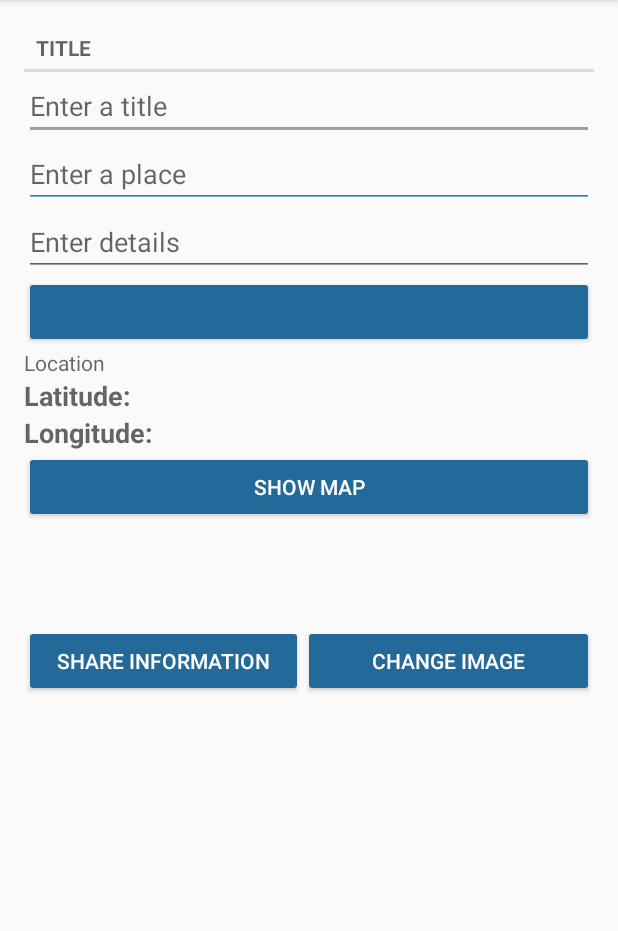
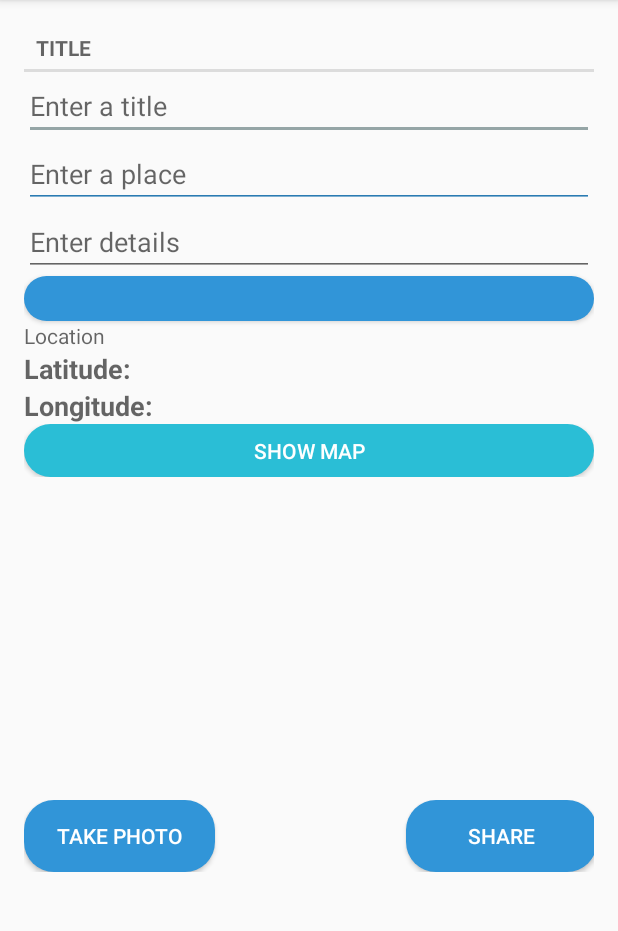
Before and after one commit to usc-h-f015/MyCheckins, an Android app: the Check_in_Fragment screen opened directly, with no data from a screen before it, on a phone screen of 412 x 824 dp, the part 84-1015 px from its top. Run offline under Robolectric (Android 15) with nearby library versions, the phone set to English and light mode, and no system bars; 6 statements that could not run were skipped.

Commit message:
photo Activity created and update colours design

```diff
--- a/app/build.gradle
+++ b/app/build.gradle
@@ -29,4 +29,5 @@ dependencies {
     androidTestImplementation 'androidx.test:rules:1.3.0-alpha02'
     implementation 'androidx.recyclerview:recyclerview:1.0.0'
     implementation 'com.google.android.gms:play-services-maps:17.0.0'
+    //implementation "com.google.android.material:material:1.1.0"
 }
--- a/app/src/main/java/android/bignerdranch/mycheckins/Check_in.java
+++ b/app/src/main/java/android/bignerdranch/mycheckins/Check_in.java
@@ -63,6 +63,7 @@ public class Check_in {
     public String getmLongitude(){
         return mLongitude;
     }
+
     public void setShowLocation(Button showlocation) {
         mShowLocation = showlocation;
     }
--- a/app/src/main/java/android/bignerdranch/mycheckins/Check_in_Fragment.java
+++ b/app/src/main/java/android/bignerdranch/mycheckins/Check_in_Fragment.java
@@ -13,6 +13,7 @@ import android.location.Criteria;
 import android.location.Location;
 import android.location.LocationListener;
 import android.location.LocationManager;
+import android.net.Uri;
 import android.os.Build;
 import android.os.Bundle;
 import android.provider.Settings;
@@ -28,13 +29,23 @@ import android.widget.TextView;
 
 import androidx.core.content.ContextCompat;
 import androidx.fragment.app.Fragment;
+import androidx.fragment.app.FragmentActivity;
 import androidx.fragment.app.FragmentManager;
+import androidx.fragment.app.FragmentTransaction;
+
+import com.google.android.gms.maps.CameraUpdateFactory;
+import com.google.android.gms.maps.GoogleMap;
+import com.google.android.gms.maps.MapFragment;
+import com.google.android.gms.maps.model.LatLng;
+import com.google.android.gms.maps.model.MarkerOptions;
 
 import java.text.DateFormat;
 import java.util.ArrayList;
 import java.util.Date;
 import java.util.Map;
 import java.util.UUID;
+
+import static java.lang.String.*;
 
 public class Check_in_Fragment extends Fragment implements LocationListener{
     private static final String ARG_CHECK_IN_ID = "check_in_id";
@@ -46,8 +57,8 @@ public class Check_in_Fragment extends Fragment implements LocationListener{
     private EditText mPlaceField;
     private EditText mDetailsField;
     private Button mDateButton;
-    private MapGoogle mMapGoogle;
     private Button mShowLocationButton;
+    private Button mTakePicture;
 
 
 
@@ -55,7 +66,6 @@ public class Check_in_Fragment extends Fragment implements LocationListener{
     private final static int ALL_PERMISSIONS_RESULT = 101;
     private static final long MIN_DISTANCE_CHANGE_FOR_UPDATES = 10;
     private static final long MIN_TIME_BW_UPDATES = 1000 * 60 * 1;
-    Button getlocationbtn;
     TextView tvLatitude, tvLongitude;
     LocationManager locationManager;
     Location loc;
@@ -161,14 +171,25 @@ public class Check_in_Fragment extends Fragment implements LocationListener{
                 dialog.show(manager, DIALOG_DATE);
             } });
 
+
         mShowLocationButton = (Button) v.findViewById(R.id.check_in_location);
         mShowLocationButton.setOnClickListener(new View.OnClickListener() {
             @Override
             public void onClick(View v) {
+
                 MapGoogle map = new MapGoogle();
                 Intent intent = new Intent(getActivity(), MapGoogle.class);
                 startActivity(intent);
             } });
+
+        mTakePicture = (Button) v.findViewById(R.id.btnChangeImage);
+        mTakePicture.setOnClickListener(new View.OnClickListener() {
+            @Override
+            public void onClick(View v) {
+                Intent intent = new Intent(getActivity(), TakePicture.class);
+                startActivity(intent);
+            } });
+
 
         tvLatitude = (TextView) v.findViewById(R.id.tvLatitude);
         tvLatitude.setText(mCheck_in.getLatitude());
@@ -180,7 +201,7 @@ public class Check_in_Fragment extends Fragment implements LocationListener{
 
             @Override
             public void onTextChanged(CharSequence s, int start, int before, int count) {
-                    mCheck_in.setLatitude(s.toString());
+                tvLatitude.setText(Double.toString(loc.getLatitude()));
             }
 
             @Override
@@ -198,7 +219,7 @@ public class Check_in_Fragment extends Fragment implements LocationListener{
 
             @Override
             public void onTextChanged(CharSequence s, int start, int before, int count) {
-                mCheck_in.setmLongitude(s.toString());
+                tvLongitude.setText(Double.toString(loc.getLongitude()));
             }
 
             @Override
--- /dev/null
+++ b/app/src/main/res/drawable/ic_image_black_24dp.xml
@@ -0,0 +1,5 @@
+<vector android:autoMirrored="true" android:height="24dp"
+    android:tint="#2164A6" android:viewportHeight="24.0"
+    android:viewportWidth="24.0" android:width="24dp" xmlns:android="http://schemas.android.com/apk/res/android">
+    <path android:fillColor="#FF000000" android:pathData="M21,19V5c0,-1.1 -0.9,-2 -2,-2H5c-1.1,0 -2,0.9 -2,2v14c0,1.1 0.9,2 2,2h14c1.1,0 2,-0.9 2,-2zM8.5,13.5l2.5,3.01L14.5,12l4.5,6H5l3.5,-4.5z"/>
+</vector>
--- /dev/null
+++ b/app/src/main/res/drawable/rounded_button.xml
@@ -0,0 +1,18 @@
+<?xml version="1.0" encoding="utf-8"?>
+<selector xmlns:android="http://schemas.android.com/apk/res/android">
+<item android:state_pressed="false"
+    android:state_enabled="true">
+    <shape
+
+        android:shape="rectangle">
+    <corners
+        android:bottomLeftRadius="20dp"
+        android:topLeftRadius="20dp"
+        android:topRightRadius="20dp"
+        android:bottomRightRadius="20dp"
+        android:radius="10dp"/>
+        <solid android:color="#000"/>
+
+</shape>
+    </item>
+</selector>
--- a/app/src/main/res/layout/fragment_check_in.xml
+++ b/app/src/main/res/layout/fragment_check_in.xml
@@ -3,6 +3,7 @@
     xmlns:tools="http://schemas.android.com/tools"
     android:layout_width="match_parent"
     android:layout_height="match_parent"
+    xmlns:app="http://schemas.android.com/apk/res-auto"
     android:layout_margin="16dp"
     android:orientation="vertical">
 
@@ -35,9 +36,11 @@
     <Button
         android:id="@+id/date_picker_title"
         android:layout_width="match_parent"
-        android:layout_height="wrap_content"
-        android:backgroundTint="#236A9A"
-        android:textColor="#ffff" />
+        android:layout_height="30dp"
+        android:background="@drawable/rounded_button"
+        android:backgroundTint="#3195D8"
+        android:textColor="#ffff"
+        android:textSize="12sp" />
 
     <LinearLayout
         android:layout_width="match_parent"
@@ -91,45 +94,56 @@
 
     <LinearLayout
         android:layout_width="match_parent"
-        android:layout_height="wrap_content"
+        android:layout_height="35dp"
         android:orientation="horizontal">
 
         <Button
             android:id="@+id/check_in_location"
             android:layout_width="match_parent"
-            android:layout_height="wrap_content"
-            android:backgroundTint="#236A9A"
+            android:layout_height="match_parent"
+            android:background="@drawable/rounded_button"
+            android:backgroundTint="#2ABED6"
             android:text="Show map"
-            android:textColor="#ffff" />
+            android:textColor="#ffff"
+            android:textSize="14sp" />
 
     </LinearLayout>
 
     <ImageView
         android:id="@+id/imageView1"
         android:layout_width="match_parent"
-        android:layout_height="68dp" />
+        android:layout_height="215dp" />
     <!--android:src="@drawable/android"/>-->
 
     <LinearLayout
         android:layout_width="match_parent"
-        android:layout_height="match_parent"
-        android:orientation="horizontal">
+        android:layout_height="wrap_content">
+
+        <Button
+            android:id="@+id/btnChangeImage"
+            android:layout_width="127dp"
+            android:layout_height="wrap_content"
+            android:background="@drawable/rounded_button"
+            android:backgroundTint="#3195D8"
+            android:text="Take Photo"
+            android:textColor="#ffff"
+            android:textSize="14sp" />
+
+        <Space
+            android:layout_width="127dp"
+            android:layout_height="match_parent" />
 
         <Button
             android:id="@+id/shareInformation"
-            android:layout_width="186dp"
+            android:layout_width="127dp"
             android:layout_height="wrap_content"
-            android:backgroundTint="#236A9A"
-            android:text="Share information"
-            android:textColor="#ffff" />
+            android:background="@drawable/rounded_button"
+            android:backgroundTint="#3195D8"
+            android:text="Share"
+            android:textColor="#ffff"
+            android:textColorLink="#00A35656"
+            android:textSize="14sp" />
 
-        <Button
-            android:id="@+id/btnChangeImage"
-            android:layout_width="match_parent"
-            android:layout_height="wrap_content"
-            android:backgroundTint="#236A9A"
-            android:text="Change Image"
-            android:textColor="#ffff" />
     </LinearLayout>
 
 </LinearLayout>
--- a/app/src/main/res/values/colors.xml
+++ b/app/src/main/res/values/colors.xml
@@ -4,4 +4,5 @@
     <color name="colorPrimaryDark">#34495E</color>
     <color name="colorAccent">#95A5A6</color>
     <color name="white">#fff</color>
+    <color name="blue">#49B8C7</color>
 </resources>
```
Also changed, not shown: app/src/main/AndroidManifest.xml (+10 -3 lines), app/src/main/java/android/bignerdranch/mycheckins/MapGoogle.java (+19 -8 lines), app/src/main/java/android/bignerdranch/mycheckins/TakePicture.java (added, +89 -0 lines), app/src/main/res/drawable/ripple.xml (deleted, +0 -12 lines), app/src/main/res/drawable/rounded_shape.xml (deleted, +0 -12 lines), app/src/main/res/layout/activity_take_picture.xml (added, +24 -0 lines).
